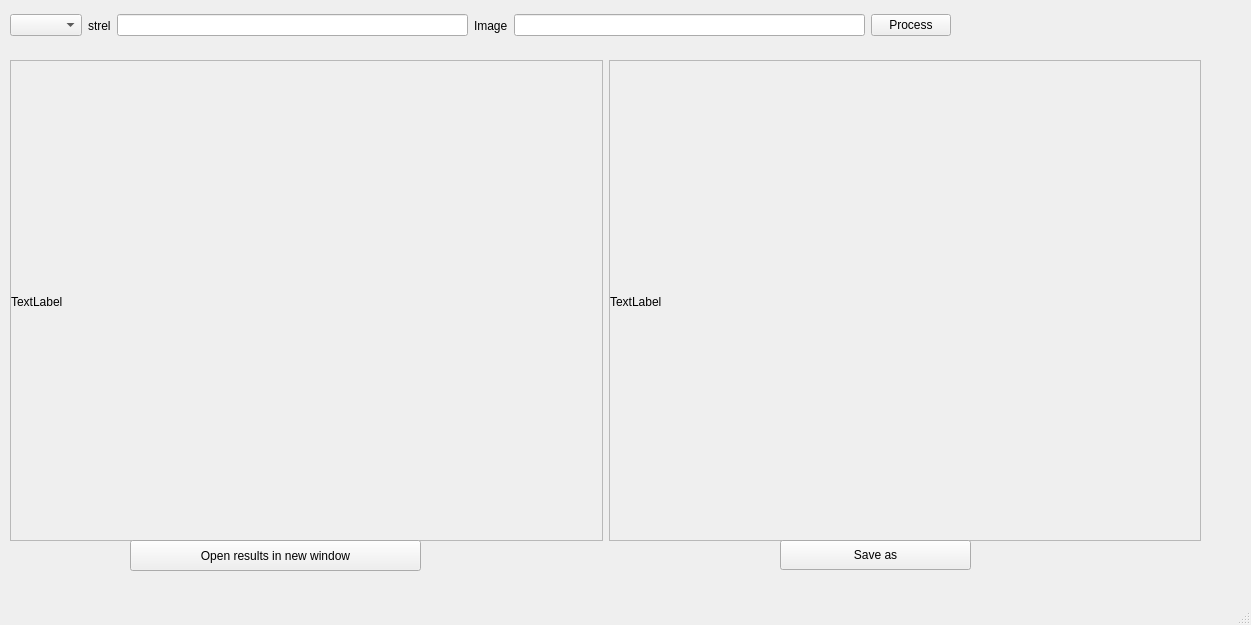
This is GUI/QTGUI/mainwindow.ui in josura/GPU-imageprocesing-suite as Qt 5 draws it before an edit. The edited form follows.
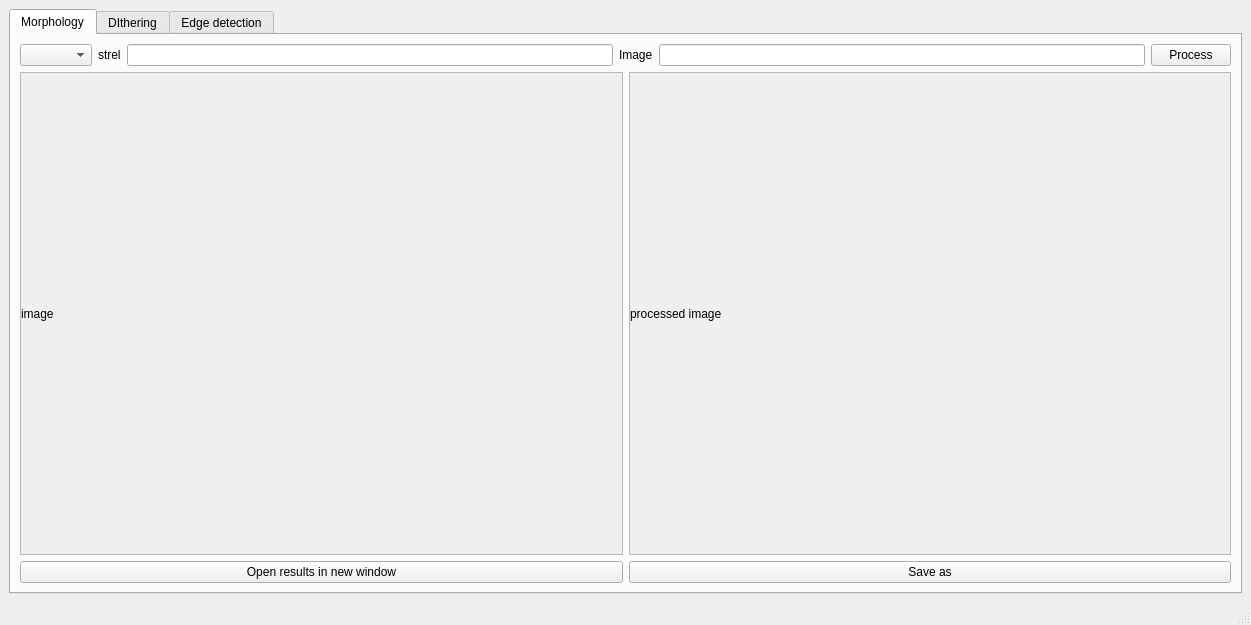
This is the edited form.

Commit message: added tabs for other functionalities

```diff
--- a/GUI/QTGUI/mainwindow.ui
+++ b/GUI/QTGUI/mainwindow.ui
@@ -14,15 +14,18 @@
    <string>MainWindow</string>
   </property>
   <widget class="QWidget" name="centralwidget">
-   <widget class="QWidget" name="horizontalLayoutWidget">
-    <property name="geometry">
-     <rect>
-      <x>10</x>
-      <y>0</y>
-      <width>941</width>
-      <height>51</height>
-     </rect>
-    </property>
+   <layout class="QVBoxLayout" name="verticalLayout">
+    <item>
+     <widget class="QTabWidget" name="tabWidget">
+      <property name="currentIndex">
+       <number>0</number>
+      </property>
+      <widget class="QWidget" name="tab">
+       <attribute name="title">
+        <string>Morphology</string>
+       </attribute>
+       <layout class="QVBoxLayout" name="verticalLayout_2">
+        <item>
     <layout class="QHBoxLayout" name="horizontalLayout">
      <item>
       <widget class="QComboBox" name="comboBox"/>
@@ -55,16 +58,8 @@
       </widget>
      </item>
     </layout>
-   </widget>
-   <widget class="QWidget" name="gridLayoutWidget">
-    <property name="geometry">
-     <rect>
-      <x>10</x>
-      <y>60</y>
-      <width>1191</width>
-      <height>481</height>
-     </rect>
-    </property>
+        </item>
+        <item>
     <layout class="QHBoxLayout" name="ImagesLayout">
      <item>
       <widget class="QScrollArea" name="scrollAreaImage">
@@ -76,8 +71,8 @@
          <rect>
           <x>0</x>
           <y>0</y>
-          <width>589</width>
-          <height>477</height>
+               <width>595</width>
+               <height>409</height>
          </rect>
         </property>
         <widget class="QLabel" name="Image">
@@ -90,7 +85,7 @@
           </rect>
          </property>
          <property name="text">
-          <string>TextLabel</string>
+               <string>image</string>
          </property>
         </widget>
        </widget>
@@ -106,8 +101,8 @@
          <rect>
           <x>0</x>
           <y>0</y>
-          <width>589</width>
-          <height>477</height>
+               <width>595</width>
+               <height>409</height>
          </rect>
         </property>
         <widget class="QLabel" name="processedImage">
@@ -120,40 +115,47 @@
           </rect>
          </property>
          <property name="text">
-          <string>TextLabel</string>
+               <string>processed image</string>
          </property>
         </widget>
        </widget>
       </widget>
      </item>
     </layout>
-   </widget>
+        </item>
+        <item>
+         <layout class="QHBoxLayout" name="horizontalLayout_2">
+          <item>
    <widget class="QPushButton" name="pushButton_2">
-    <property name="geometry">
-     <rect>
-      <x>130</x>
-      <y>540</y>
-      <width>291</width>
-      <height>31</height>
-     </rect>
-    </property>
     <property name="text">
      <string>Open results in new window</string>
     </property>
    </widget>
+          </item>
+          <item>
    <widget class="QPushButton" name="pushButton_3">
-    <property name="geometry">
-     <rect>
-      <x>780</x>
-      <y>540</y>
-      <width>191</width>
-      <height>30</height>
-     </rect>
-    </property>
     <property name="text">
      <string>Save as</string>
     </property>
    </widget>
+          </item>
+         </layout>
+        </item>
+       </layout>
+      </widget>
+      <widget class="QWidget" name="tab_2">
+       <attribute name="title">
+        <string>DIthering</string>
+       </attribute>
+      </widget>
+      <widget class="QWidget" name="tab_3">
+       <attribute name="title">
+        <string>Edge detection</string>
+       </attribute>
+      </widget>
+     </widget>
+    </item>
+   </layout>
   </widget>
   <widget class="QMenuBar" name="menubar">
    <property name="geometry">
```
Lines whose indentation alone changed are shown as unchanged. The commit also changes 2 other files.
